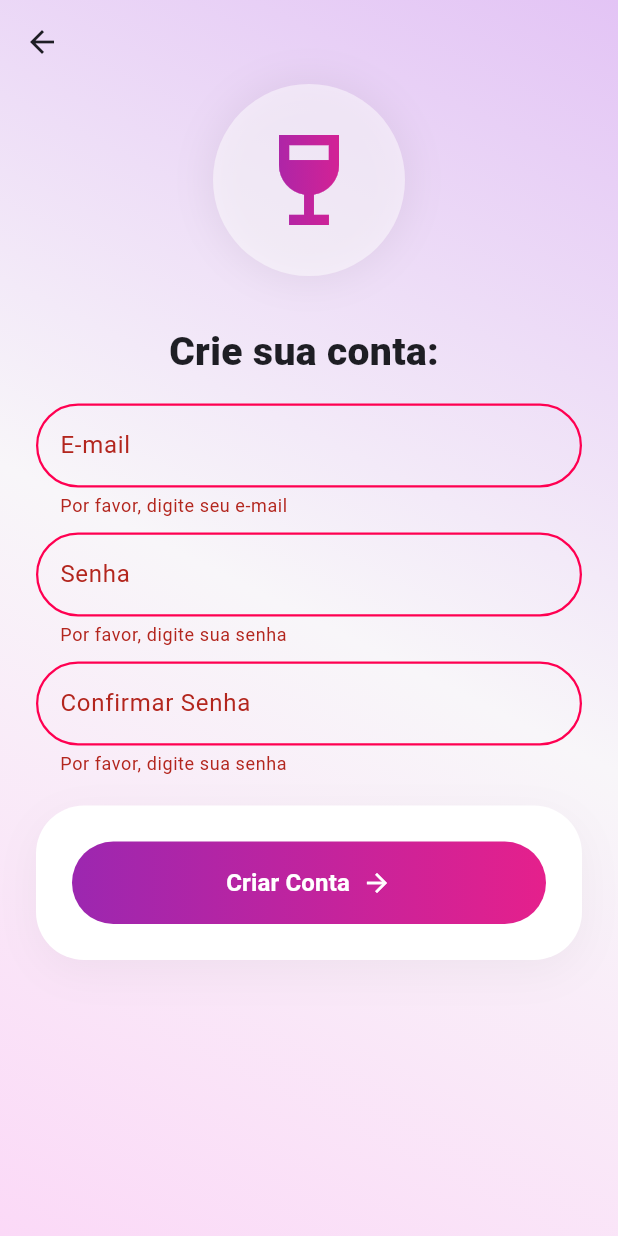
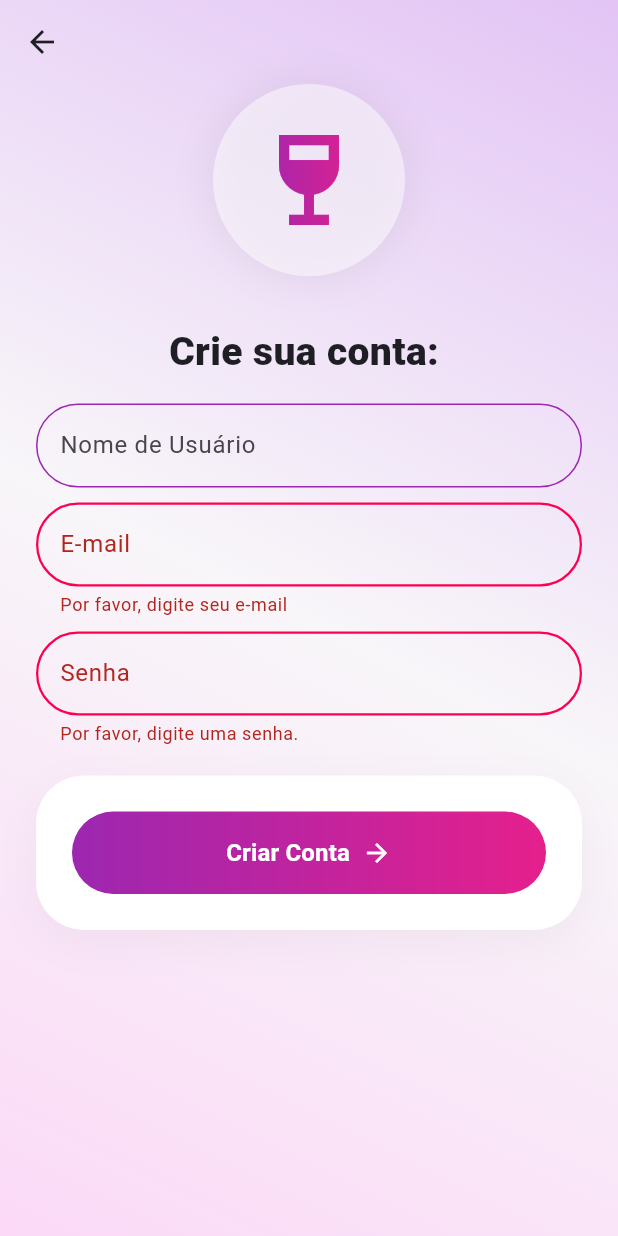
Before and after one commit to LeohCodes/Dion, a Flutter app: the CadastroUsuarioView screen opened by its route, after a tap on "Criar Conta", on a phone screen of 412 x 824 dp. Run offline on Flutter 3.47's test engine with Material 3 defaults, Android fonts, the phone set to English and light mode, and no system bars; our stand-ins replace device_preview_plus, get_it.

Commit message:
Atualiza campos de formulário na tela de cadastro: altera a ordem de 'E-mail' para 'Nome de Usuário' e implementa validações de senha mais robustas.
hotflix: Campo de senha da tela de login agora tem o tamanho correto igual o campo de email

```diff
--- a/lib/view/cadastro_usuario_view.dart
+++ b/lib/view/cadastro_usuario_view.dart
@@ -103,7 +103,48 @@ return Scaffold(
 
                const SizedBox(height: 16),
 
-                // 4. Campos de preenchimento (TextFields)
+                // Campos de preenchimento (TextFields)
+
+                //Nome de Usuario
+                TextFormField(
+                  decoration: InputDecoration(
+                    labelText: 'Nome de Usuário',
+                    prefix: const Text('@'),
+                    enabledBorder: OutlineInputBorder(
+                      borderRadius: BorderRadius.circular(30),
+                        borderSide: BorderSide(
+                        color: Color(0xFF9C27B0)
+                      )
+                    ),
+                    focusedBorder: OutlineInputBorder(
+                    borderRadius: BorderRadius.circular(30),
+                      borderSide: BorderSide(
+                        color: Color.fromARGB(255, 213, 32, 230),
+                        width: 2.0,
+                        )
+                      ),
+                      //Bordas de Erro para o campo de senha
+                      errorBorder: OutlineInputBorder(
+                        borderRadius: BorderRadius.circular(30),
+                        borderSide: BorderSide(
+                          color: const Color.fromARGB(255, 255, 0, 81),
+                          width: 1.5,
+                        ),
+                      ),
+                       focusedErrorBorder: OutlineInputBorder(
+                        borderRadius: BorderRadius.circular(30),
+                        borderSide: BorderSide(
+                          color: const Color.fromARGB(255, 255, 0, 81),
+                          width: 2.0,
+                        ),
+                       ),
+                  ),
+                ),
+
+                SizedBox(height: 10),
+
+                //Campo do Email
+
                 TextFormField(
                   controller: _emailController,
                   keyboardType: TextInputType.emailAddress,
@@ -153,7 +194,7 @@ return Scaffold(
                   },
                 ),
                 SizedBox(height: 10),
-                //senha
+                //Senha
                 TextFormField(
                   obscureText: true,//Ocultar senha
                   decoration: InputDecoration(
@@ -189,61 +230,44 @@ return Scaffold(
                   ),
                   //Validator para s Senha
                   validator:(value) {
-                    if (value == null || value.trim().isEmpty) {
-                      return 'Por favor, digite sua senha';
-                    }
-                    return null;
-                  },
-                ),
-                SizedBox(height: 10),
+                    // 1. Verifica se está vazia
+                      if (value == null || value.isEmpty) {
+                        return 'Por favor, digite uma senha.';
+                      }
 
-                //Confirmar senha
-                TextFormField(
-                  obscureText: true,//Ocultar senha
-                  decoration: InputDecoration(
-                    labelText: 'Confirmar Senha',
-                    enabledBorder: OutlineInputBorder(
-                      borderRadius: BorderRadius.circular(30),
-                        borderSide: BorderSide(
-                        color: Color(0xFF9C27B0)
-                      )
-                    ),
-                    focusedBorder: OutlineInputBorder(
-                    borderRadius: BorderRadius.circular(30),
-                      borderSide: BorderSide(
-                        color: Color.fromARGB(255, 213, 32, 230),
-                        width: 2.0,
-                        )
-                      ),
-                      //Bordas de Erro para o campo de senha
-                      errorBorder: OutlineInputBorder(
-                        borderRadius: BorderRadius.circular(30),
-                        borderSide: BorderSide(
-                          color: const Color.fromARGB(255, 255, 0, 81),
-                          width: 1.5,
-                        ),
-                      ),
-                       focusedErrorBorder: OutlineInputBorder(
-                        borderRadius: BorderRadius.circular(30),
-                        borderSide: BorderSide(
-                          color: const Color.fromARGB(255, 255, 0, 81),
-                          width: 2.0,
-                        ),
-                       ),
-                  ),
-                  //Validator para s Senha
-                  validator:(value) {
-                    if (value == null || value.trim().isEmpty) {
-                      return 'Por favor, digite sua senha';
-                    }
-                    return null;
-                    //
-                    //verificare se as senhas são iguais
-                    //
-                    if (value != _senhaController.text) {
-                      return 'As senhas não coincidem';
-                    }
-                  },
+                      // 2. Verifica o tamanho mínimo (Altamente recomendado por segurança)
+                      if (value.length < 8) {
+                        return 'A senha deve ter pelo menos 8 caracteres.';
+                      }
+
+                      // 3. Verifica se tem pelo menos uma letra MAIÚSCULA
+                      // O [A-Z] procura qualquer letra de A a Z maiúscula.
+                      if (!RegExp(r'[A-Z]').hasMatch(value)) {
+                        return 'Adicione pelo menos uma letra maiúscula.';
+                      }
+
+                      // 4. Verifica se tem pelo menos uma letra minúscula
+                      // O [a-z] procura qualquer letra minúscula.
+                      if (!RegExp(r'[a-z]').hasMatch(value)) {
+                        return 'Adicione pelo menos uma letra minúscula.';
+                      }
+
+                      // 5. Verifica se tem pelo menos um número (Opcional, mas recomendado)
+                      // O [0-9] procura qualquer dígito.
+                      if (!RegExp(r'[0-9]').hasMatch(value)) {
+                        return 'A senha precisa de pelo menos um número.';
+                      }
+
+                      // 6. Verifica caractere especial
+                      // Essa lista [!@#\$&*~_] define quais símbolos são aceitos.
+                      // O \ antes do $ é obrigatório pois o $ é um comando no Dart.
+                      if (!RegExp(r'[!@#\$&*~_.-]').hasMatch(value)) {
+                        return 'Adicione um caractere especial (ex: @, #, !).';
+                      }
+
+                      // Se passou por todos os "ifs" acima, a senha é perfeita!
+                      return null;
+                    },
 
                 ),
 
--- a/lib/view/login_view.dart
+++ b/lib/view/login_view.dart
@@ -182,10 +182,13 @@ class _LoginViewState extends State<LoginView> {
                     decoration: InputDecoration(
                       labelText: 'Senha',
                     //Visualizar ou ocultar senha ()
-                      suffix: IconButton(
-                        icon: ctrl.visibilidade
-                            ? Icon(Icons.visibility)
-                            : Icon(Icons.visibility_off),
+                      suffixIcon: IconButton(
+                        splashRadius: 20,
+                        icon: Icon(
+                            ctrl.visibilidade ? Icons.visibility : Icons.visibility_off,
+                            size: 20, // 3. Diminui o tamanho do desenho do ícone (o padrão é 24)
+                            color: Colors.grey, // (Opcional) Deixar cinza para ficar mais suave
+                                   ),
                         onPressed: () {
                           ctrl.alterarVisibilitade();
                         },
```
